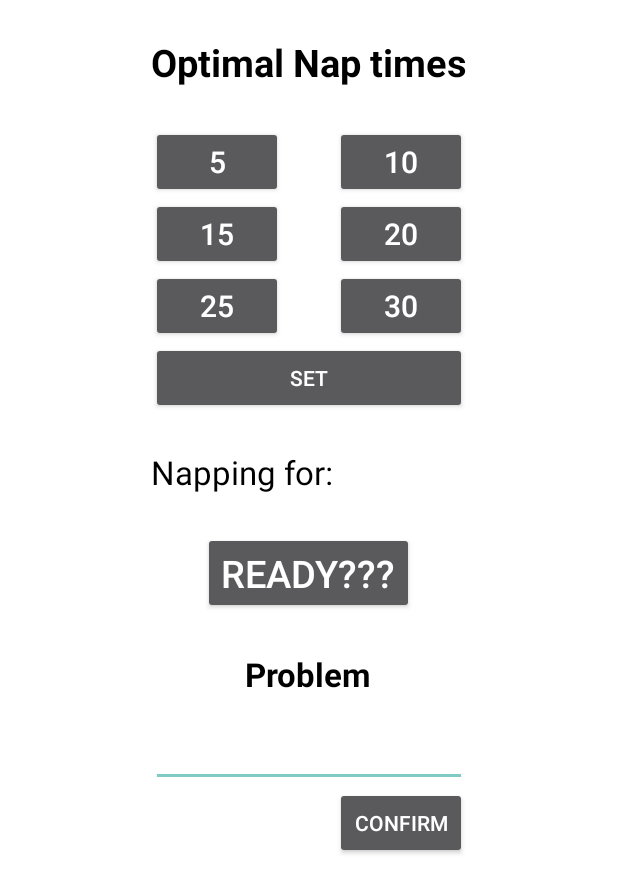
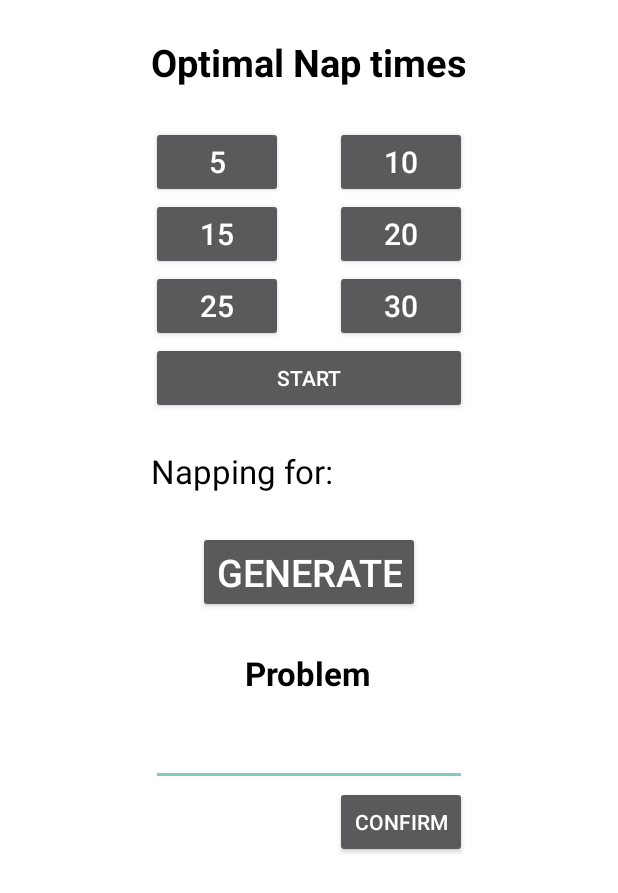
Before and after one commit to lazydog007/Smart-Nap, an Android app: the screen it shows after launch (MainActivity), on a phone screen of 412 x 824 dp. Shown: the top 893 px of the screen. Run offline under Robolectric (Android 15) with nearby library versions, the light colour scheme and no system bars.

Commit message:
Starting code

```diff
--- a/app/src/main/java/io/github/christiandcf/smartnap/MainActivity.java
+++ b/app/src/main/java/io/github/christiandcf/smartnap/MainActivity.java
@@ -1,13 +1,104 @@
 package io.github.christiandcf.smartnap;
 
-import android.support.v7.app.AppCompatActivity;
+import android.app.Activity;
 import android.os.Bundle;
+import android.os.CountDownTimer;
+import android.view.View;
+import android.widget.Button;
+import android.widget.EditText;
+import android.widget.TextView;
+import android.widget.Toast;
 
-public class MainActivity extends AppCompatActivity {
+public class MainActivity extends Activity {
+
+
+    TextView mUpdateText, mProblem;
+    Button mStarter, mGenerator, mButton5, mButton10, mButton15, mButton20, mButton25, mButton30;
+    EditText mAnswer;
+    private int time;
+    private int checker;
 
     @Override
-    protected void onCreate(Bundle savedInstanceState) {
+    public void onCreate(Bundle savedInstanceState) {
+
         super.onCreate(savedInstanceState);
         setContentView(R.layout.activity_main);
+
+
+        // Sets the Buttons
+        mButton5 = (Button) findViewById(R.id.button5);
+        mButton10 = (Button) findViewById(R.id.button10);
+        mButton15 = (Button) findViewById(R.id.button15);
+        mButton20 = (Button) findViewById(R.id.button20);
+        mButton25 = (Button) findViewById(R.id.button25);
+        mButton30 = (Button) findViewById(R.id.button30);
+        mStarter = (Button) findViewById(R.id.starter);
+        mGenerator = (Button) findViewById(R.id.generator);
+
+        mAnswer = (EditText) findViewById(R.id.answer);
+
+        // Sets the Text
+        mUpdateText = (TextView) findViewById(R.id.updateText);
+
+        mButton5.setOnClickListener(new View.OnClickListener() {
+            @Override
+            public void onClick(View v) { //five minutes is 300000
+                time = 30000;
+            }
+        });
+
+        mButton10.setOnClickListener(new View.OnClickListener() {
+            @Override
+            public void onClick(View v) {
+                time = 6000000;
+            }
+        });
+
+        mStarter.setOnClickListener(new View.OnClickListener() {
+            @Override
+            public void onClick(View v) {
+                checker++;
+
+                if (checker == 1) {
+                    CountDownTimer timer = new CountDownTimer(time, 1000) { // adjust the milli seconds here
+                        public void onTick(long millisUntilFinished) {
+
+                            mUpdateText.setText("Napping for: " + millisUntilFinished / 1000);
+                        }
+
+                        public void onFinish() {
+                            mUpdateText.setText("SOLVE IT!");
+                            checker = 0;
+                        }
+                    }.start();
+                } else {
+                    Toast.makeText(getApplicationContext(), "Click on Generate to solve the problem", Toast.LENGTH_SHORT).show();
+                }
+
+            }
+        });
+
+        mGenerator.setOnClickListener(new View.OnClickListener() {
+            @Override
+            public void onClick(View view) {
+                Toast.makeText(getApplicationContext(), "GET REKT!!!!", Toast.LENGTH_SHORT).show();
+
+//                int op1 = 5;
+//                int op2 = 5;
+//                int result = op1 + op2;
+//                Double answer = Double.parseDouble(mAnswer.getText().toString());
+//                mProblem.setText(op1 + " + " + op2);
+//
+//                if (result == answer){
+//                    Toast.makeText(getApplicationContext(), "GG, WP", Toast.LENGTH_SHORT).show();
+//                }else{
+//                    Toast.makeText(getApplicationContext(), "GET REKT!!!!", Toast.LENGTH_SHORT).show();
+//                }
+
+            }
+        });
+
+
     }
+
 }
--- a/app/src/main/res/layout/activity_main.xml
+++ b/app/src/main/res/layout/activity_main.xml
@@ -94,13 +94,13 @@
             android:id="@+id/updateText"
             android:layout_width="wrap_content"
             android:layout_height="wrap_content"
-            android:layout_alignLeft="@+id/button"
-            android:layout_alignStart="@+id/button"
-            android:layout_below="@+id/button"
-            android:layout_marginTop="24dp"
             android:text="Napping for:"
             android:textAppearance="?android:attr/textAppearanceLarge"
-            android:textColor="#000000" />
+            android:textColor="#000000"
+            android:layout_marginTop="23dp"
+            android:layout_below="@+id/starter"
+            android:layout_alignLeft="@+id/button25"
+            android:layout_alignStart="@+id/button25" />
 
         <Button
             android:id="@+id/generator"
@@ -109,7 +109,7 @@
             android:layout_below="@+id/updateText"
             android:layout_centerHorizontal="true"
             android:layout_marginTop="25dp"
-            android:text="READY???"
+            android:text="Generate"
             android:textSize="25dp" />
 
         <TextView
@@ -125,7 +125,7 @@
             android:textStyle="bold" />
 
         <EditText
-            android:id="@+id/editText"
+            android:id="@+id/answer"
             android:layout_width="wrap_content"
             android:layout_height="wrap_content"
 
@@ -148,19 +148,20 @@
             android:layout_height="wrap_content"
             android:layout_alignEnd="@+id/textView"
             android:layout_alignRight="@+id/textView"
-            android:layout_below="@+id/editText"
+            android:layout_below="@+id/answer"
             android:text="Confirm" />
 
         <Button
-            android:id="@+id/button"
+            android:id="@+id/starter"
             android:layout_width="wrap_content"
             android:layout_height="wrap_content"
             android:layout_alignEnd="@+id/textView"
+            android:layout_alignRight="@+id/textView"
+            android:layout_below="@+id/button25"
+            android:text="Start"
+            android:clickable="true"
             android:layout_alignLeft="@+id/button25"
-            android:layout_alignRight="@+id/textView"
-            android:layout_alignStart="@+id/button25"
-            android:layout_below="@+id/button25"
-            android:text="Set" />
+            android:layout_alignStart="@+id/button25" />
 
     </RelativeLayout>
 </ScrollView>
```
